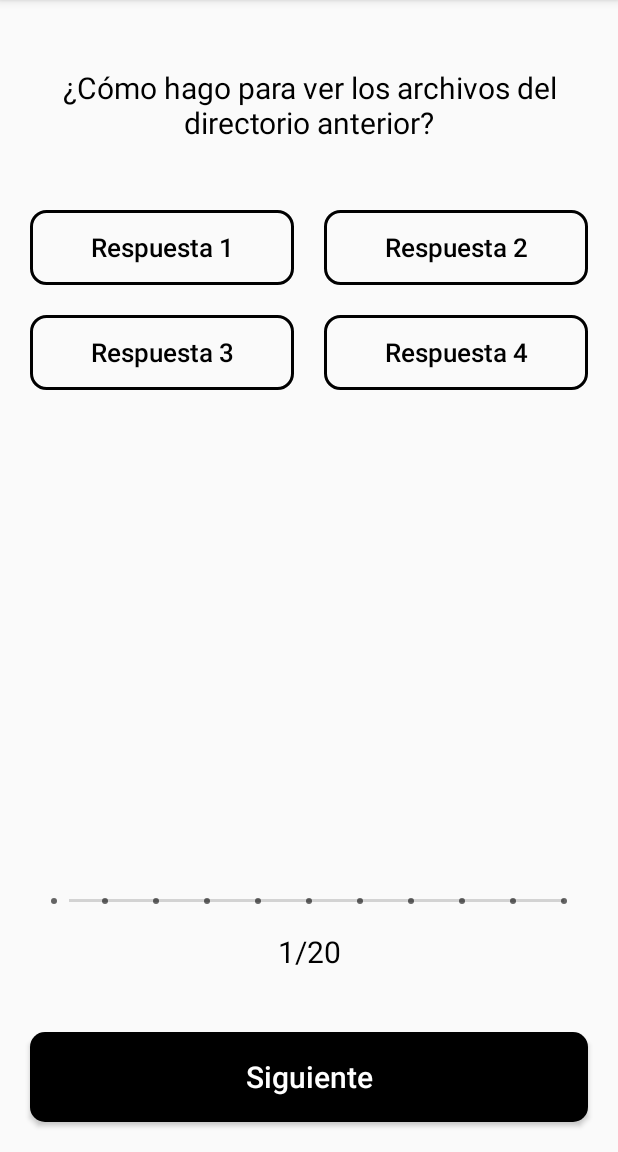
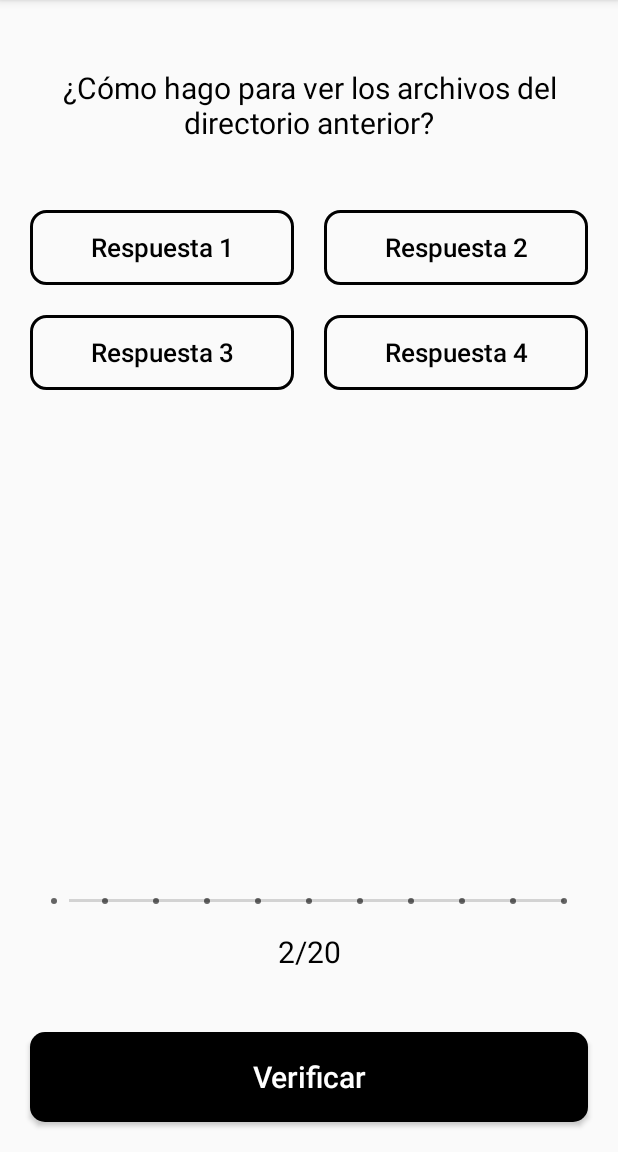
Before and after one commit to KevinhoMorales/JSAprendeJava, an Android app: the AFragment screen opened through its navigation route, on a phone screen of 412 x 824 dp, the part 84-1236 px from its top. Run offline under Robolectric (Android 15) with nearby library versions, the phone set to English and light mode, and no system bars.

Commit message:
Correct and incorrect answers

```diff
--- /dev/null
+++ b/app/src/main/res/drawable/roundselectanswer.xml
@@ -0,0 +1,12 @@
+<?xml version="1.0" encoding="utf-8"?>
+<shape xmlns:android="http://schemas.android.com/apk/res/android"
+    android:shape="rectangle">
+    <solid android:color="#000000" />
+    <corners android:bottomRightRadius="10dp"
+        android:bottomLeftRadius="10dp"
+        android:topRightRadius="10dp"
+        android:topLeftRadius="10dp"/>
+    <stroke android:width="2dp"
+        android:color="@android:color/black"
+        />
+</shape>
--- a/app/src/main/res/layout/fragment_a.xml
+++ b/app/src/main/res/layout/fragment_a.xml
@@ -134,7 +134,7 @@
         android:id="@+id/textScore"
         android:layout_width="wrap_content"
         android:layout_height="wrap_content"
-        android:text="1/20"
+        android:text="2/20"
         android:textColor="@android:color/black"
         android:textSize="20dp"
         android:layout_marginBottom="40dp"
--- a/app/src/main/res/values/colors.xml
+++ b/app/src/main/res/values/colors.xml
@@ -3,4 +3,8 @@
     <color name="colorPrimary">#000000</color>
     <color name="colorPrimaryDark">#000000</color>
     <color name="colorAccent">#03DAC5</color>
+    <color name="incorrectColor">#AF2424</color>
+    <color name="correctColor">#24AF4B</color>
+    <color name="white">#FFFFFF</color>
+    <color name="black">#000000</color>
 </resources>
--- a/app/src/main/res/values/strings.xml
+++ b/app/src/main/res/values/strings.xml
@@ -4,7 +4,7 @@
     <!-- Strings used for fragments for navigation -->
     <string name="first_fragment_label">First Fragment</string>
     <string name="second_fragment_label">Second Fragment</string>
-    <string name="next">Siguiente</string>
+    <string name="next">Verificar</string>
     <string name="start">Comenzar</string>
     <string name="end">Finalizar</string>
     <string name="previous">Previous</string>
```
Also changed, not shown: app/src/main/java/com/jonathanortega/jsaprende/AFragment.java (+102 -6 lines).
